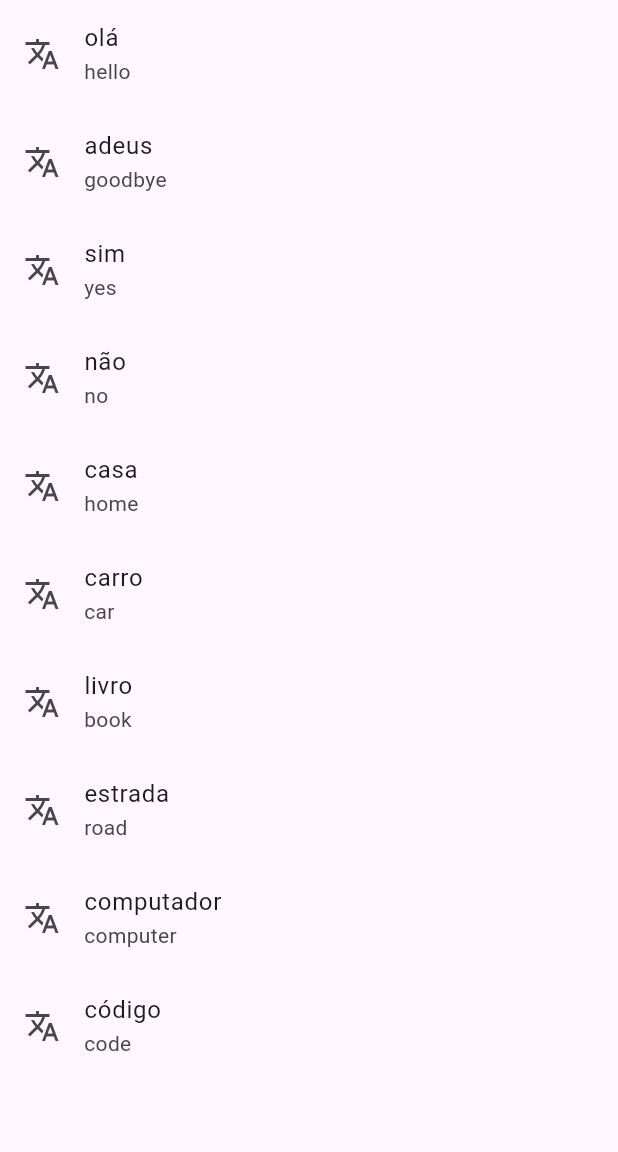
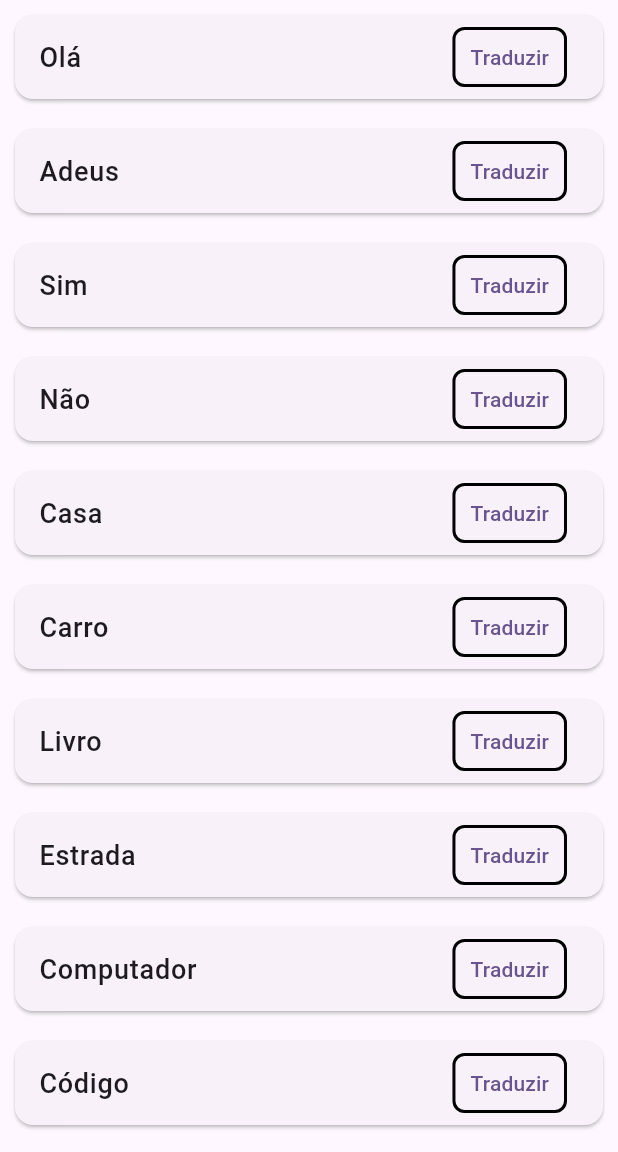
Before and after one commit to VynicyusCandido/tradutor1, a Flutter app: the screen it shows after launch, on a phone screen of 412 x 824 dp, the part 84-1236 px from its top. Run offline on Flutter 3.47's test engine with Material 3 defaults, Android fonts, the phone set to English and light mode, and no system bars.

Commit message:
adicionando versão final do app de tradução. Com botão para tradução

```diff
--- a/lib/main.dart
+++ b/lib/main.dart
@@ -40,17 +40,39 @@ class _MyHomePageState extends State<MyHomePage> {
         title: Text(widget.title),
       ),
       body: ListView.builder(
-        itemCount: tradux.Tradutor.length,
+        itemCount: tradux.tradutor.length,
         itemBuilder: (BuildContext context, int index) {
-          final palavra = tradux.Tradutor[index];
-          return ListTile(
-            leading: const Icon(Icons.translate),
-            title: Text(palavra.portugues),
-            subtitle: Text(palavra.ingles),
+          final palavra = tradux.tradutor[index];
+          return Card(
+            margin: const EdgeInsets.symmetric(horizontal: 10, vertical: 10),
+            child: ListTile(
+              title: Text(
+              palavra.foiTraduzido ? palavra.ingles : palavra.portugues,
+              style: const TextStyle(
+                fontSize: 18,
+                fontWeight: FontWeight.w500,
+              ),
+              ),
+              trailing: TextButton.icon(
+                style: ButtonStyle(
+                  shape: WidgetStateProperty.all(
+                    RoundedRectangleBorder(
+                      borderRadius: BorderRadiusGeometry.circular(8.0),
+                      side: BorderSide(width: 2.0)
+                    )
+                  )
+                ),
+                label: Text(palavra.foiTraduzido ? 'Português' : 'Traduzir'),
+                onPressed: (){
+                  setState(() {
+                    palavra.foiTraduzido = !palavra.foiTraduzido;
+                  });
+                },
+              ),
+            )
           );
         },
       ),
-      //Items aqui dentro
     );
   }
 }
@@ -59,21 +81,26 @@ class Palavra {
 
   final String portugues;
   final String ingles;
+  bool foiTraduzido;
 
-  Palavra({required this.portugues, required this.ingles});
+  Palavra({
+    required this.portugues,
+    required this.ingles,
+    this.foiTraduzido = false,
+  });
 }
 
 class Tradux {
-  List<Palavra> Tradutor = [
-    Palavra(portugues:"olá", ingles:"hello"),
-    Palavra(portugues: "adeus", ingles: "goodbye"),
-    Palavra(portugues: "sim", ingles: "yes"),
-    Palavra(portugues: "não", ingles: "no"),
-    Palavra(portugues: "casa", ingles: "home"),
-    Palavra(portugues: "carro", ingles: "car"),
-    Palavra(portugues: "livro", ingles: "book"),
-    Palavra(portugues: "estrada", ingles: "road"),
-    Palavra(portugues: "computador", ingles: "computer"),
-    Palavra(portugues: "código", ingles: "code"),
+  List<Palavra> tradutor = [
+    Palavra(portugues:"Olá", ingles:"Hello"),
+    Palavra(portugues: "Adeus", ingles: "Goodbye"),
+    Palavra(portugues: "Sim", ingles: "Yes"),
+    Palavra(portugues: "Não", ingles: "No"),
+    Palavra(portugues: "Casa", ingles: "Home"),
+    Palavra(portugues: "Carro", ingles: "Car"),
+    Palavra(portugues: "Livro", ingles: "Book"),
+    Palavra(portugues: "Estrada", ingles: "Road"),
+    Palavra(portugues: "Computador", ingles: "Computer"),
+    Palavra(portugues: "Código", ingles: "Code"),
   ];
 }
```
